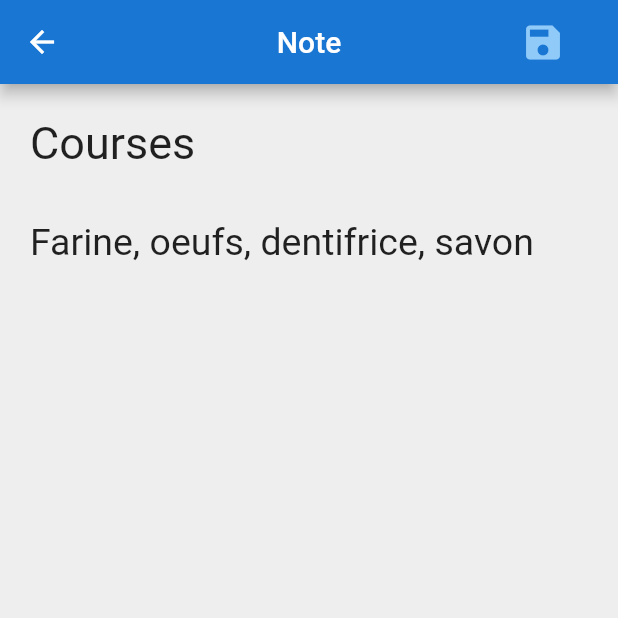
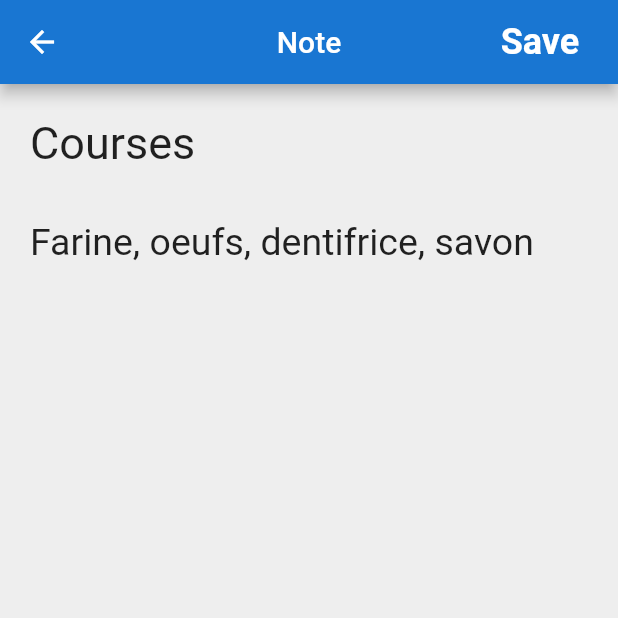
Before and after one commit to emmanuelyolou/note, a Flutter app: the screen it shows after launch, after a tap on "Courses", on a phone screen of 412 x 824 dp, the top half of it. Run offline on Flutter 3.47's test engine with Material 2 defaults, Android fonts, the phone set to English and light mode, and no system bars; our stand-ins replace flutter_slidable, sqflite; accounts and stored records are empty.

Commit message:
Creation base de données

```diff
--- a/lib/view/add_note.dart
+++ b/lib/view/add_note.dart
@@ -1,6 +1,6 @@
 import 'package:flutter/material.dart';
 import 'package:flutter/services.dart';
-import 'package:note/note.dart';
+import 'package:note/model/note.dart';
 
 class AddNote extends StatefulWidget {
   @override
@@ -47,13 +47,14 @@ class _AddNoteState extends State<AddNote> {
         title: Text('Note'),
           centerTitle: true,
           actions: <Widget>[
-            FlatButton.icon(
-              icon: Icon(Icons.save, size: 30, color: Colors.blue[200],),
-              label: Text('',
+            Container(
+              padding: EdgeInsets.fromLTRB(0, 0, 8, 0),
+              child: FlatButton(
+                child: Text('Save',
                 style: TextStyle(
-                fontSize: 20,
+                  fontSize: 24,
                   fontWeight: FontWeight.bold,
-                color: Colors.purpleAccent[700]
+                  color: Colors.white
                   ),
                 ),
 
@@ -71,6 +72,7 @@ class _AddNoteState extends State<AddNote> {
                   }
 
                 }
+              ),
             ),
           ],
       ),
--- a/lib/view/home.dart
+++ b/lib/view/home.dart
@@ -1,5 +1,5 @@
 import 'package:flutter/material.dart';
-import 'package:note/note.dart';
+import 'package:note/model/note.dart';
 import 'package:flutter_slidable/flutter_slidable.dart';
 
 class Home extends StatefulWidget {
@@ -11,8 +11,10 @@ class _HomeState extends State<Home> {
   List<Note> notes = [
     Note(title: 'Courses', content: 'Farine, oeufs, dentifrice, savon'),
     Note(title: 'TAF', content: 'Recherches algo num, electronique des compo, St 21h'),
+  ];
 
-  ];
+  final SlidableController slideController = SlidableController();
+
   @override
   Widget build(BuildContext context) {
     return Scaffold(
@@ -26,10 +28,11 @@ class _HomeState extends State<Home> {
       body: ListView.separated(
         padding: EdgeInsets.symmetric(horizontal: 8, vertical: 10),
         itemCount: notes.length,
-        separatorBuilder: (context,i) =>SizedBox(height: 10),
+        separatorBuilder: (context,i) =>Divider(),
 
         itemBuilder: (context, i) {
           return Slidable(
+            controller: slideController,
             actionPane: SlidableScrollActionPane(),
             actionExtentRatio: 0.25,
 
--- a/pubspec.yaml
+++ b/pubspec.yaml
@@ -20,6 +20,7 @@ dependencies:
   flutter:
     sdk: flutter
   flutter_slidable: ^0.5.4
+  sqflite: ^1.3.0
 
   # The following adds the Cupertino Icons font to your application.
   # Use with the CupertinoIcons class for iOS style icons.
```
Also changed, not shown: lib/model/database.dart (added, +52 -0 lines), lib/model/note.dart (renamed from lib/note.dart), pubspec.lock. Lines whose indentation alone changed are shown as unchanged.
